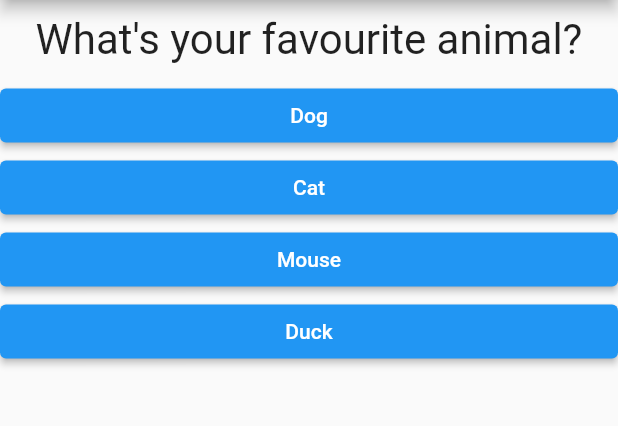
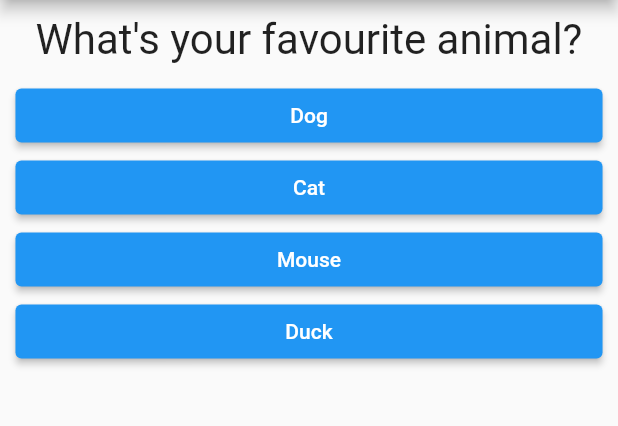
Before and after one commit to DNaranjoDev/old_quiz-app, a Flutter app: the screen it shows after launch, after a tap on "Black", on a phone screen of 412 x 824 dp, the part 84-510 px from its top. Run offline on Flutter 3.47's test engine with Material 2 defaults, Android fonts, the phone set to English and light mode, and no system bars.

Commit message:
finshed project

```diff
--- a/lib/answer.dart
+++ b/lib/answer.dart
@@ -9,7 +9,7 @@ class Answer extends StatelessWidget {
   @override
   Widget build(BuildContext context) {
     return SizedBox(
-      width: double.infinity,
+      width: MediaQuery.of(context).size.width * 0.95,
       child: ElevatedButton(
         style: ButtonStyle(
           backgroundColor:
--- a/lib/main.dart
+++ b/lib/main.dart
@@ -1,9 +1,9 @@
 import 'package:flutter/material.dart';
-import './question.dart';
-import './answer.dart';
+import './quiz.dart';
+import './result.dart';
 
 void main() {
-  runApp(MyApp());
+  runApp(const MyApp());
 }
 
 class MyApp extends StatefulWidget {
@@ -16,46 +16,70 @@ class MyApp extends StatefulWidget {
 }
 
 class _MyAppState extends State<MyApp> {
+  final _questions = const [
+    {
+      'questionText': 'What\'s your favourite color?',
+      'answers': [
+        {'text': 'Black', 'score': 10},
+        {'text': 'Blue', 'score': 5},
+        {'text': 'Red', 'score': 3},
+        {'text': 'White', 'score': 1}
+      ],
+    },
+    {
+      'questionText': 'What\'s your favourite animal?',
+      'answers': [
+        {'text': 'Dog', 'score': 10},
+        {'text': 'Cat', 'score': 5},
+        {'text': 'Mouse', 'score': 1},
+        {'text': 'Duck', 'score': 3}
+      ],
+    },
+    {
+      'questionText': 'What\'s your favourite programming languaje?',
+      'answers': [
+        {'text': 'Dart', 'score': 4},
+        {'text': 'JavaScript', 'score': 6},
+        {'text': 'Rust', 'score': 20},
+        {'text': 'Java', 'score': 0}
+      ],
+    },
+  ];
   var _questionIndex = 0;
-  void _answerQuestion() {
+  var _totalScore = 0;
+
+  void _answerQuestion(int score) {
+    _totalScore += score;
     setState(() {
       _questionIndex = _questionIndex + 1;
     });
   }
 
+  void _resetQuiz() {
+    setState(() {
+      _questionIndex = 0;
+      _totalScore = 0;
+    });
+  }
+
   @override
   Widget build(BuildContext context) {
-    var questions = [
-      {
-        'questionText': 'What\'s your favourite color?',
-        'answers': ['Black', 'Blue', 'Red', 'White'],
-      },
-      {
-        'questionText': 'What\'s your favourite animal?',
-        'answers': ['Dog', 'Cat', 'Mouse', 'Duck'],
-      },
-      {
-        'questionText': 'What\'s your favourite programming languaje?',
-        'answers': ['JavaScript', 'Dart', 'Rust', 'Python'],
-      },
-    ];
-
     return MaterialApp(
+      debugShowCheckedModeBanner: false,
       home: Scaffold(
         appBar: AppBar(
           title: const Text('Quiz App'),
         ),
-        body: Column(
-          children: [
-            Question(
-              questions[_questionIndex]['questionText'] as String,
-            ),
-            ...(questions[_questionIndex]['answers'] as List<String>)
-                .map((answer) {
-              return Answer(_answerQuestion, answer);
-            }).toList()
-          ],
-        ),
+        body: _questionIndex < _questions.length
+            ? Quiz(
+                answerQuestion: _answerQuestion,
+                questionIndex: _questionIndex,
+                questions: _questions,
+              )
+            : Result(
+                _totalScore,
+                _resetQuiz,
+              ),
       ),
     );
   }
--- a/lib/question.dart
+++ b/lib/question.dart
@@ -1,10 +1,7 @@
-import 'package:flutter/src/widgets/framework.dart';
-import 'package:flutter/src/widgets/placeholder.dart';
-
 import 'package:flutter/material.dart';
 
 class Question extends StatelessWidget {
-  String questionText;
+  final String questionText;
 
   Question(this.questionText, {super.key});
 
--- /dev/null
+++ b/lib/quiz.dart
@@ -0,0 +1,32 @@
+import 'package:flutter/material.dart';
+
+import './question.dart';
+import './answer.dart';
+
+class Quiz extends StatelessWidget {
+  final List<Map<String, Object>> questions;
+  final int questionIndex;
+  final Function answerQuestion;
+
+  const Quiz(
+      {super.key,
+      required this.questions,
+      required this.answerQuestion,
+      required this.questionIndex});
+
+  @override
+  Widget build(BuildContext context) {
+    return Column(
+      children: [
+        Question(
+          questions[questionIndex]['questionText'] as String,
+        ),
+        ...(questions[questionIndex]['answers'] as List<Map<String, Object>>)
+            .map((answer) {
+          return Answer(
+              () => answerQuestion(answer['score']), answer['text'] as String);
+        }).toList()
+      ],
+    );
+  }
+}
```
Also changed, not shown: lib/result.dart (added, +46 -0 lines).
